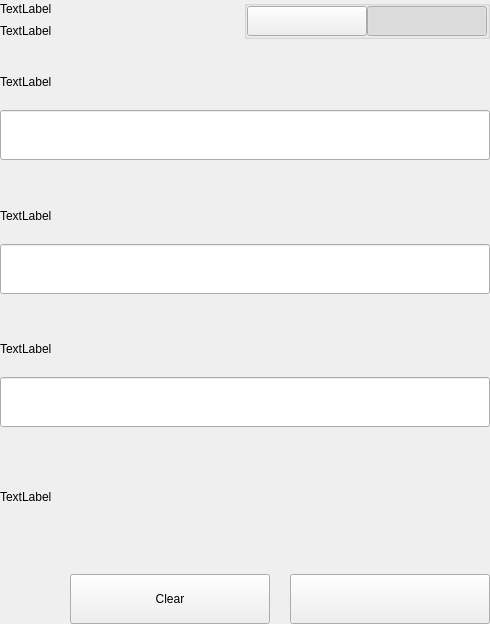
pengolincoin/PengolinCoin-Core, file src/qt/pengolincoin/settings/forms/settingsbittoolwidget.ui: the form before one commit.
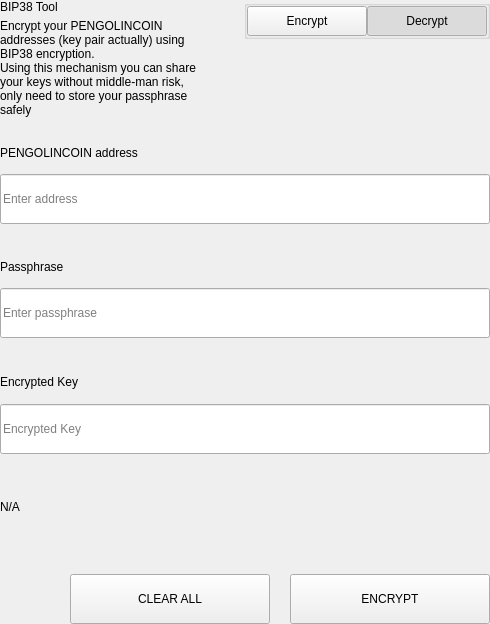
The form after the commit.

```diff
--- a/src/qt/pengolincoin/settings/forms/settingsbittoolwidget.ui
+++ b/src/qt/pengolincoin/settings/forms/settingsbittoolwidget.ui
@@ -62,14 +62,15 @@
             <item>
              <widget class="QLabel" name="labelTitle">
               <property name="text">
-               <string>TextLabel</string>
+               <string>BIP38 Tool</string>
               </property>
              </widget>
             </item>
             <item>
              <widget class="QLabel" name="labelSubtitle1">
               <property name="text">
-               <string>TextLabel</string>
+               <string>Encrypt your PENGOLINCOIN addresses (key pair actually) using BIP38 encryption.
+Using this mechanism you can share your keys without middle-man risk, only need to store your passphrase safely</string>
               </property>
               <property name="wordWrap">
                <bool>true</bool>
@@ -133,7 +134,7 @@
                 <enum>Qt::NoFocus</enum>
                </property>
                <property name="text">
-                <string/>
+                <string>Encrypt</string>
                </property>
                <property name="checkable">
                 <bool>true</bool>
@@ -161,7 +162,7 @@
                 <enum>Qt::NoFocus</enum>
                </property>
                <property name="text">
-                <string/>
+                <string>Decrypt</string>
                </property>
                <property name="checkable">
                 <bool>true</bool>
@@ -647,7 +648,7 @@
                   </size>
                  </property>
                  <property name="text">
-                  <string>TextLabel</string>
+                  <string>PENGOLINCOIN address</string>
                  </property>
                 </widget>
                </item>
@@ -659,6 +660,9 @@
                    <height>50</height>
                   </size>
                  </property>
+                 <property name="placeholderText">
+                  <string>Enter address</string>
+                 </property>
                 </widget>
                </item>
               </layout>
@@ -718,7 +722,7 @@
                     </size>
                    </property>
                    <property name="text">
-                    <string>TextLabel</string>
+                    <string>Passphrase</string>
                    </property>
                   </widget>
                  </item>
@@ -736,6 +740,9 @@
                      <height>50</height>
                     </size>
                    </property>
+                   <property name="placeholderText">
+                    <string>Enter passphrase</string>
+                   </property>
                   </widget>
                  </item>
                 </layout>
@@ -801,7 +808,7 @@
                   </size>
                  </property>
                  <property name="text">
-                  <string>TextLabel</string>
+                  <string>Encrypted Key</string>
                  </property>
                 </widget>
                </item>
@@ -813,6 +820,9 @@
                    <height>50</height>
                   </size>
                  </property>
+                 <property name="placeholderText">
+                  <string>Encrypted Key</string>
+                 </property>
                 </widget>
                </item>
               </layout>
@@ -821,7 +831,7 @@
             <item>
              <widget class="QLabel" name="statusLabel_ENC">
               <property name="text">
-               <string>TextLabel</string>
+               <string notr="true">N/A</string>
               </property>
              </widget>
             </item>
@@ -874,7 +884,7 @@
                  <enum>Qt::NoFocus</enum>
                 </property>
                 <property name="text">
-                 <string>Clear</string>
+                 <string>CLEAR ALL</string>
                 </property>
                </widget>
               </item>
@@ -912,7 +922,7 @@
                  <enum>Qt::NoFocus</enum>
                 </property>
                 <property name="text">
-                 <string/>
+                 <string>ENCRYPT</string>
                 </property>
                </widget>
               </item>
```
Left out of the diff: 19 changed lines with no effect on the pictures.
